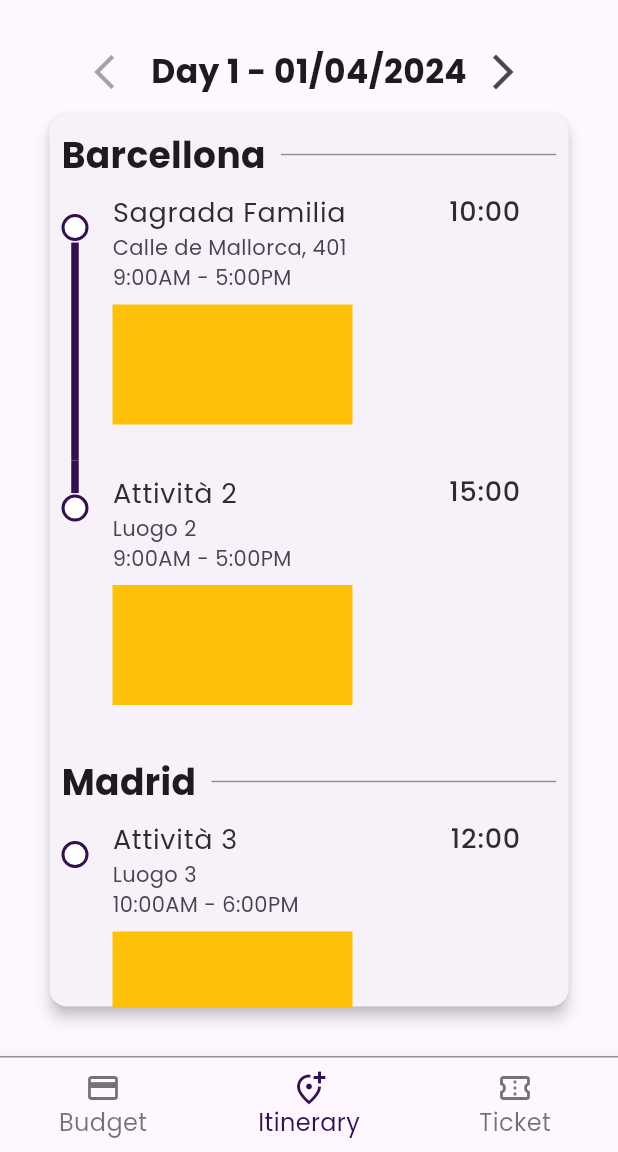
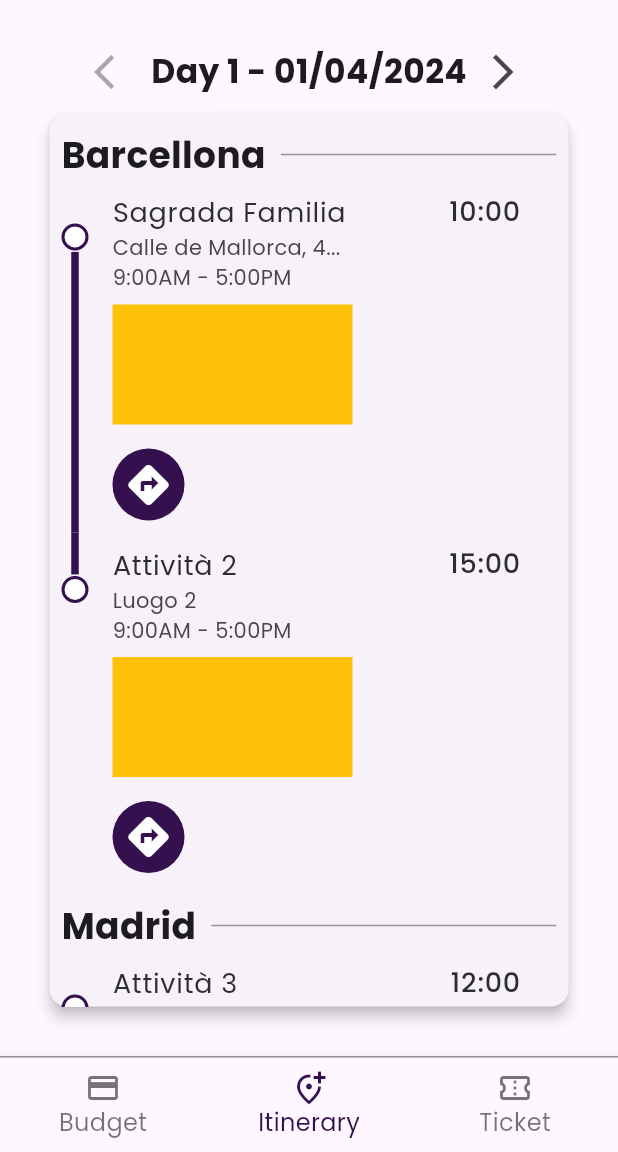
Before and after one commit to Faarab/FlutterGroupApp, a Flutter app: the ItineraryScreen screen opened directly, on a phone screen of 412 x 824 dp, the part 84-1236 px from its top. Run offline on Flutter 3.47's test engine with Material 3 defaults, Android fonts, the phone set to English and light mode, and no system bars; drawn by our look-alikes of timeline_tile; our stand-ins replace calendar_date_picker2, google_fonts; missing offline and left inert: maps_launcher; network calls fail.

Commit message:
in cardItinerary aggiunto un bottone per aprire google maps con le indicazioni dell'attività e aggiunto un json iniziale di esempio per controllare l'overview

```diff
--- a/lib/models/CityDTO.dart
+++ b/lib/models/CityDTO.dart
@@ -1,22 +1,23 @@
 import 'package:triptaptoe_app/models/ActivityDTO.dart';
 
 class CityDTO {
-  final String? country;
-  final String name;
-  List<ActivityDTO>? activities;
+
 
   CityDTO({
     this.country,
     required this.name,
-    this.activities,
-  });
+    List<ActivityDTO>? activities,
+  }) : activities = activities ?? [];
+
+    final String? country;
+  final String name;
+  List<ActivityDTO>? activities;
 
   factory CityDTO.fromJson(Map<String, dynamic> json) {
-    late List<ActivityDTO> activities;
-    if (json['activities'] != null) {
-      activities = List<ActivityDTO>.from(
-          json['activities'].map((day) => ActivityDTO.fromJson(day)));
-    }
+    List<ActivityDTO> activities = json['activities'] != null
+        ? List<ActivityDTO>.from(
+            json['activities'].map((day) => ActivityDTO.fromJson(day)))
+        : [];
 
     return CityDTO(
       country: json['country'],
--- /dev/null
+++ b/lib/services/OpenGoogleMaps.dart
@@ -0,0 +1,4 @@
+import 'package:maps_launcher/maps_launcher.dart';
+void openGoogleMaps(String address) async {
+    MapsLauncher.launchQuery(address);
+  }
--- a/lib/widgets/card_itinerary.dart
+++ b/lib/widgets/card_itinerary.dart
@@ -1,6 +1,8 @@
+import 'package:flutter/cupertino.dart';
 import 'package:flutter/material.dart';
 import 'package:timeline_tile/timeline_tile.dart';
 import 'package:triptaptoe_app/models/DayDTO.dart';
+import 'package:triptaptoe_app/services/OpenGoogleMaps.dart';
 import 'package:triptaptoe_app/widgets/body_itenerary.dart';
 
 class CardItinerary extends StatefulWidget {
@@ -33,24 +35,43 @@ class _CardItineraryState extends State<CardItinerary> {
     return Expanded(
       child: Card(
         elevation: 4,
-        child: ListView.builder(
+        child: widget.day.cities!.isEmpty
+            ? ListView.builder(
+                controller: _scrollController,
+                itemCount: 1,
+                itemBuilder: (context, index) {
+                  return const Center(
+                    child: Column(children: [
+                      SizedBox(height: 32),
+                      Text(
+                        'This day it\'s empty, you need to add some cities and activities',
+                        style: TextStyle(
+                            fontSize: 24, fontWeight: FontWeight.bold),
+                        textAlign: TextAlign.center,
+                      )
+                    ]),
+                  );
+                })
+            : ListView.builder(
                 controller: _scrollController,
                 padding: EdgeInsets.zero,
-          itemCount: widget.day.cities == null ? 0 : widget.day.cities!.length,
+                itemCount:
+                    widget.day.cities == null ? 0 : widget.day.cities!.length,
                 itemBuilder: (BuildContext context, int index) {
                   final city = widget.day.cities![index];
                   return Padding(
-              padding: const EdgeInsets.only(left: 8.0, right: 8.0, top: 10.0),
+                    padding:
+                        const EdgeInsets.only(left: 8.0, right: 8.0, top: 10.0),
                     child: Column(
                       crossAxisAlignment: CrossAxisAlignment.start,
                       children: [
                         Row(children: [
                           Text(
                             city.name,
-                      style:
-                          TextStyle(fontSize: 24, fontWeight: FontWeight.bold),
+                            style: const TextStyle(
+                                fontSize: 24, fontWeight: FontWeight.bold),
                           ),
-                    SizedBox(width: 10),
+                          const SizedBox(width: 10),
                           Expanded(
                             child: Container(
                               height: 1,
@@ -62,15 +83,35 @@ class _CardItineraryState extends State<CardItinerary> {
                             ),
                           ),
                         ]),
-                  ListView.builder(
+                        city.activities!.isEmpty
+                            ? const Center(
+                                child: Column(children: [
+                                  SizedBox(height: 32),
+                                  Text(
+                                    'No activities yet',
+                                    style: TextStyle(
+                                        fontSize: 24,
+                                        fontWeight: FontWeight.bold),
+                                  )
+                                ]),
+                              )
+                            : ListView.builder(
                                 shrinkWrap: true,
-                    physics: NeverScrollableScrollPhysics(),
+                                physics: const NeverScrollableScrollPhysics(),
                                 itemCount: city.activities!.length,
                                 itemBuilder: (BuildContext context, int index) {
                                   final isFirstActivity = index == 0;
                                   final isLastActivity =
                                       index == city.activities!.length - 1;
                                   final activity = city.activities![index];
+                                  String? location = activity.location;
+                                  if(location != null ) {
+                                    if(location.length > 20 ) {
+                                      location = '${location.substring(0, 20)}...';
+                                    }
+                                  } else {
+                                    location = '';
+                                  }
                                   return TimelineTile(
                                     isFirst: isFirstActivity,
                                     isLast: isLastActivity,
@@ -78,7 +119,8 @@ class _CardItineraryState extends State<CardItinerary> {
                                     indicatorStyle: IndicatorStyle(
                                       indicatorXY: 0.13,
                                       width: 18,
-                          color: Color.fromRGBO(53, 16, 79, 1),
+                                      color:
+                                          const Color.fromRGBO(53, 16, 79, 1),
                                       indicator: Container(
                                         // Personalizza il contenuto dell'indicatore
                                         alignment: Alignment.topCenter,
@@ -87,54 +129,79 @@ class _CardItineraryState extends State<CardItinerary> {
                                         decoration: BoxDecoration(
                                           shape: BoxShape.circle,
                                           border: Border.all(
-                                color: Color.fromRGBO(
-                                    53, 16, 79, 1), // Colore del bordo
+                                            color: const Color.fromRGBO(53, 16,
+                                                79, 1), // Colore del bordo
                                             width: 2, // Spessore del bordo
                                           ),
-                              color: Colors.white, // Colore interno bianco
+                                          color: Colors
+                                              .white, // Colore interno bianco
                                         ),
                                       ),
                                     ),
-                        beforeLineStyle: LineStyle(
+                                    beforeLineStyle: const LineStyle(
                                       color: Color.fromRGBO(53, 16, 79, 1),
                                       thickness: 5,
                                     ),
                                     endChild: ListTile(
                                       title: Text(
                                         activity.name,
-                            style: TextStyle(
+                                        style: const TextStyle(
                                             fontSize: 18,
-                                color: Color.fromRGBO(45, 45, 45, 1)),
+                                            color:
+                                                Color.fromRGBO(45, 45, 45, 1)),
                                       ),
                                       subtitle: Column(
-                            crossAxisAlignment: CrossAxisAlignment.start,
+                                          crossAxisAlignment:
+                                              CrossAxisAlignment.start,
                                           children: [
                                             Text(
-                                activity.location ?? "",
-                                style: TextStyle(fontSize: 14),
+                                              location,
+                                              style:
+                                                  const TextStyle(fontSize: 14),
                                             ),
                                             Text(
-                                activity.formatOpeningClosingTime(),
-                                style: TextStyle(fontSize: 14),
+                                              activity
+                                                  .formatOpeningClosingTime(),
+                                              style:
+                                                  const TextStyle(fontSize: 14),
                                             ),
-                              SizedBox(
+                                            const SizedBox(
                                               height: 8,
                                             ),
                                             Container(
                                               width: 160,
                                               height: 80,
                                               color: Colors.amber,
-                                margin: EdgeInsets.only(bottom: 16),
+                                              margin: const EdgeInsets.only(
+                                                  bottom: 16),
+                                            ),
+                                            activity.location != "" || activity.location != null ?
+                                            IconButton.filled(
+                                              style: ButtonStyle(
+                                                backgroundColor: MaterialStateProperty.all(
+                                                  const Color
+                                                      .fromRGBO(53, 16, 79, 1),
                                                 )
-                            ],
                                               ),
+                                              onPressed: () {
+
+                                                openGoogleMaps(activity.location ?? "");
+                                              },
+                                              icon: Icon(Icons.directions),
+                                              iconSize: 32,
+                                              color: Colors.white,
+                                            ) : Container(),
+                                          ]),
+
                                       trailing: Text(
                                         activity.formatStartTime(),
-                            style: TextStyle(
+                                        style: const TextStyle(
                                             fontSize: 18,
-                                color: Color.fromRGBO(45, 45, 45, 1)),
+                                            color:
+                                                Color.fromRGBO(45, 45, 45, 1)),
                                       ),
-                          titleAlignment: ListTileTitleAlignment.top,
+                                      titleAlignment:
+                                          ListTileTitleAlignment.top,
                                     ),
                                   );
                                 },
--- a/pubspec.yaml
+++ b/pubspec.yaml
@@ -42,6 +42,8 @@ dependencies:
   http: ^1.2.1
   dropdown_search: ^5.0.6
   intl: ^0.17.0
+  url_launcher: ^6.2.6
+  maps_launcher: ^2.2.1
 
 dev_dependencies:
   flutter_test:
```
Also changed, not shown: lib/models/ActivityDTO.dart (+19 -22 lines), lib/screens/home_screen.dart (+9 -13 lines), lib/services/modifyTripFromJson.dart (+7 -3 lines), lib/services/readJson.dart (+110 -1 lines), pubspec.lock, 5 other files. Lines whose indentation alone changed are shown as unchanged.
